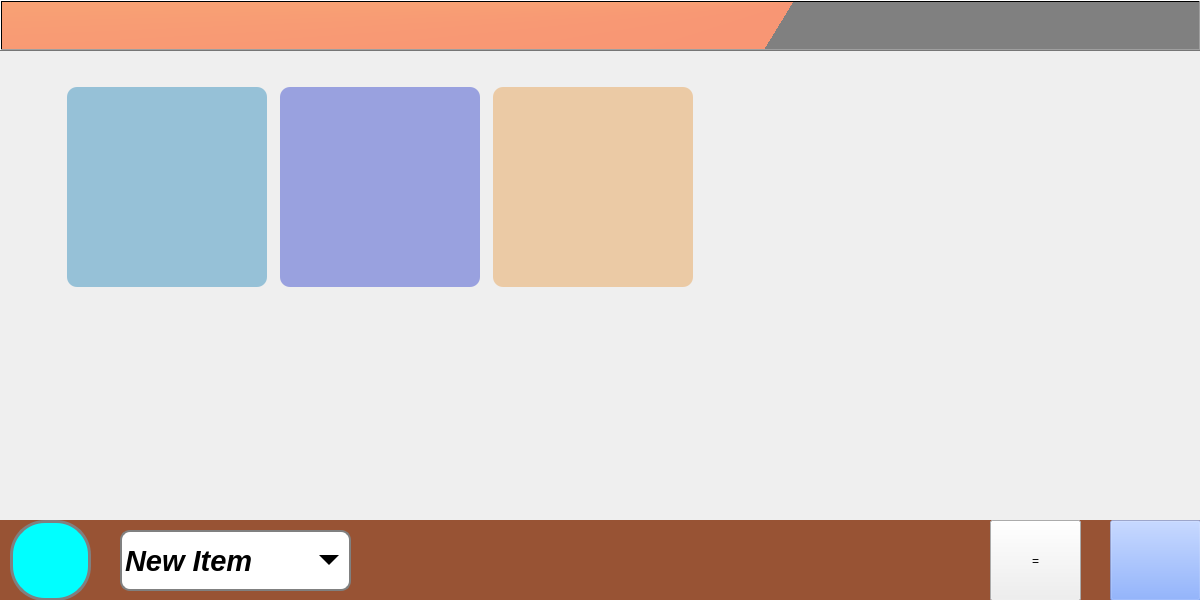
This is mainwindow.ui in ATG-cmd/ATG-VA as Qt 5 draws it before an edit. The edited form follows.
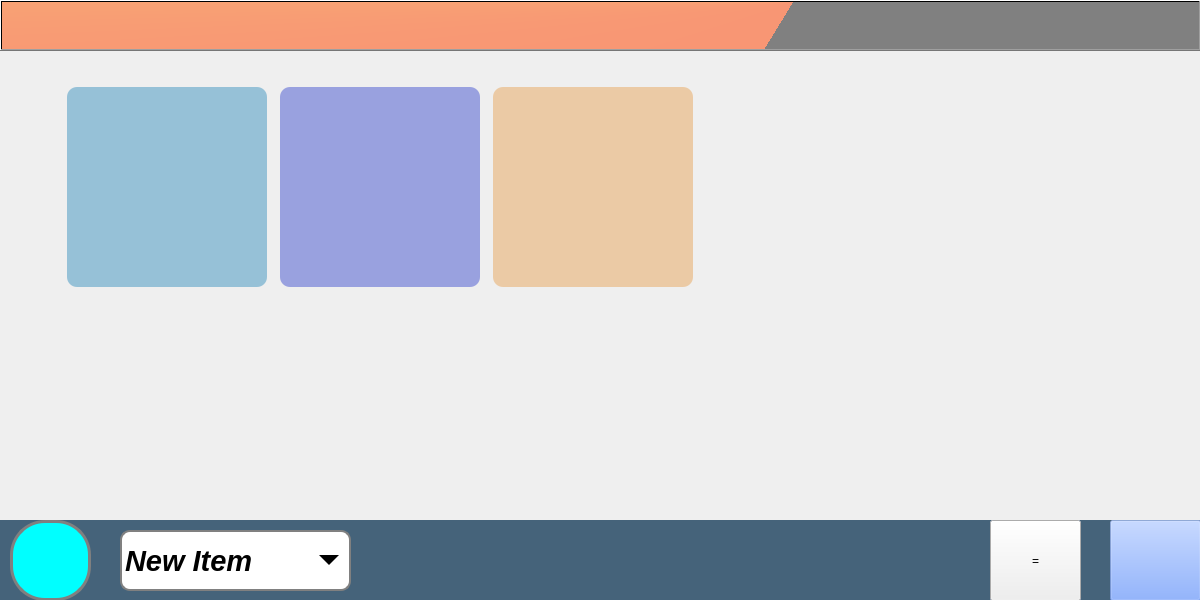
This is the edited form. Icons and pictures are not drawn.

Commit message: Mostrando Valores Guardados en base de datos

What changed in the file:
```diff
--- a/mainwindow.ui
+++ b/mainwindow.ui
@@ -4625,7 +4625,7 @@
      <enum>Qt::RightToLeft</enum>
     </property>
     <property name="styleSheet">
-     <string notr="true">background-color: rgb(128,40,0,200);
+     <string notr="true">background-color: rgb(69,99,122);
 color:white;
 </string>
     </property>
```
The commit also changes 1 other file.
